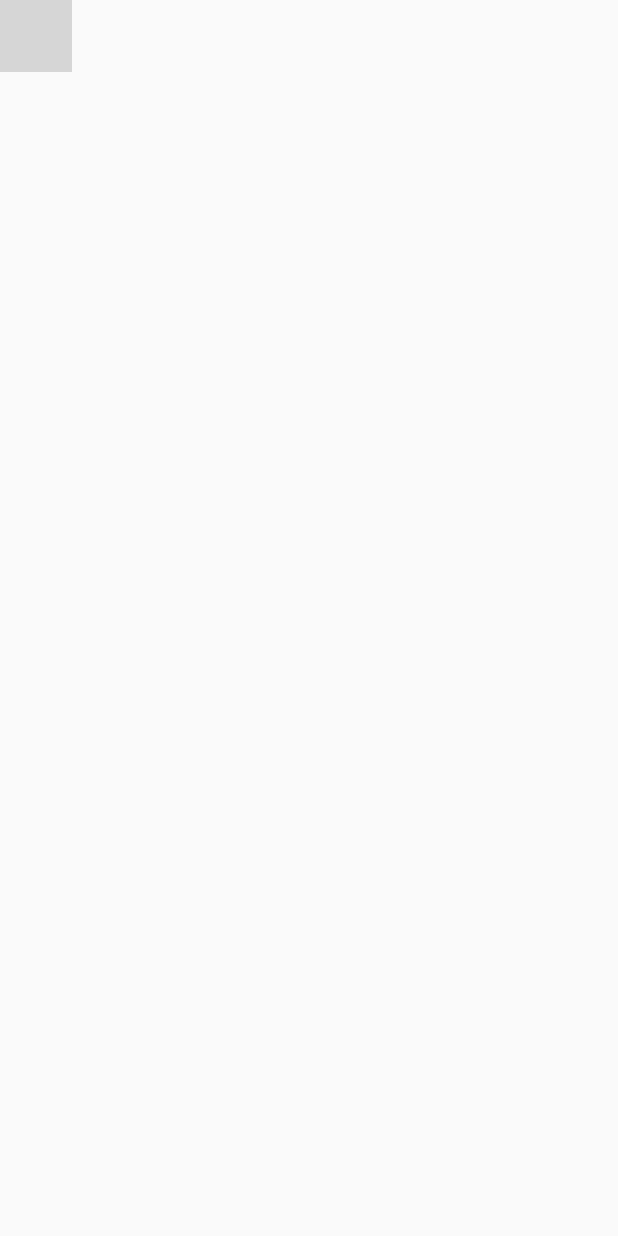
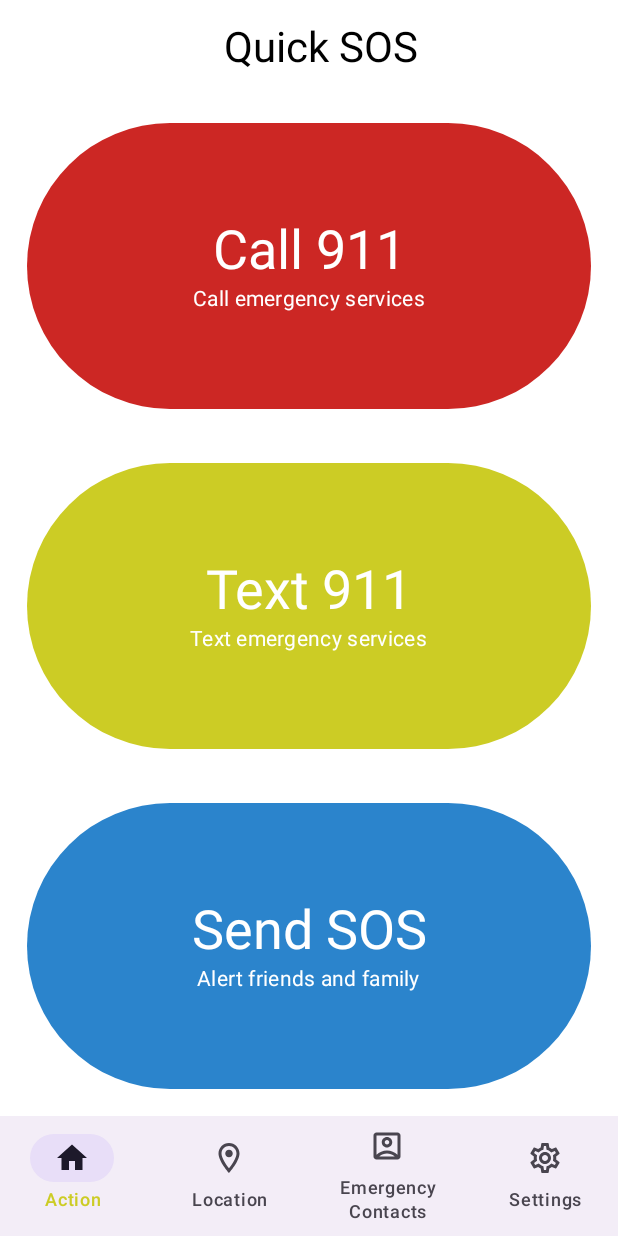
Before and after one commit to TheAndrewNguyen/QuickSOS, an Android app built with Jetpack Compose: the screen it shows after launch (MainActivity), on a phone screen of 412 x 824 dp. Run offline under Robolectric (Android 15) with nearby library versions, the phone set to English and light mode, and no system bars; grey boxes are pictures that could not be loaded.

```diff
--- a/app/src/main/java/com/example/quicksos/MainActivity.kt
+++ b/app/src/main/java/com/example/quicksos/MainActivity.kt
@@ -4,7 +4,7 @@ import android.os.Bundle
 import androidx.activity.ComponentActivity
 import androidx.activity.compose.setContent
 import androidx.activity.enableEdgeToEdge
-import com.example.quicksos.ui.Screens.SOSHomeScreen
+import com.example.quicksos.ui.screens.SOSHomeScreen
 import com.example.quicksos.ui.theme.QuickSOSTheme
 
 class MainActivity : ComponentActivity() {
--- a/app/src/main/java/com/example/quicksos/ui/Backgrounds/TitleContentNavScaffold.kt
+++ b/app/src/main/java/com/example/quicksos/ui/backgrounds/TitleContentNavScaffold.kt
@@ -1,4 +1,4 @@
-package com.example.quicksos.ui.Backgrounds
+package com.example.quicksos.ui.backgrounds
 
 import androidx.compose.foundation.layout.Column
 import androidx.compose.foundation.layout.fillMaxWidth
@@ -13,7 +13,7 @@ import androidx.compose.runtime.Composable
 import androidx.compose.ui.Modifier
 import androidx.compose.ui.text.style.TextAlign
 import androidx.compose.ui.tooling.preview.Preview
-import com.example.quicksos.ui.Features.NavBar
+import com.example.quicksos.ui.components.NavBar
 import com.example.quicksos.ui.theme.QuickSOSTheme
 
 @Composable
--- /dev/null
+++ b/app/src/main/java/com/example/quicksos/ui/components/ActionButtonColumn.kt
@@ -0,0 +1,54 @@
+package com.example.quicksos.ui.components
+
+import androidx.compose.foundation.layout.Column
+import androidx.compose.foundation.layout.fillMaxSize
+import androidx.compose.material3.MaterialTheme
+import androidx.compose.runtime.Composable
+import androidx.compose.ui.Alignment
+import androidx.compose.ui.Modifier
+import androidx.compose.ui.graphics.Color
+import androidx.compose.ui.tooling.preview.Preview
+import com.example.quicksos.ui.theme.QuickSOSTheme
+
+data class ActionButtonData(val color: Color, val text: @Composable () -> Unit)
+
+@Composable
+fun ActionButtonColumn() {
+
+    val actionButtonDataList = listOf(
+        ActionButtonData(
+            color = MaterialTheme.colorScheme.primary,
+            text = { ButtonText("Call 911", "Call emergency services") }
+        ),
+        ActionButtonData(
+            color = MaterialTheme.colorScheme.secondary,
+            text = { ButtonText("Text 911", "Text emergency services") }
+        ),
+        ActionButtonData(
+            color = MaterialTheme.colorScheme.tertiary,
+            text = { ButtonText("Send SOS", "Alert friends and family") }
+        )
+    )
+
+    Column(
+        horizontalAlignment = Alignment.CenterHorizontally,
+        modifier = Modifier
+            .fillMaxSize()
+    ) {
+        actionButtonDataList.forEach { it->
+            ActionButton(
+                Modifier.weight(1f),
+                buttonColor = it.color,
+                buttonText = it.text
+            )
+        }
+    }
+}
+
+@Preview(showBackground = true)
+@Composable
+fun ActionButtonColumnPreview() {
+    QuickSOSTheme(dynamicColor = false){
+        ActionButtonColumn()
+    }
+}
--- a/app/src/main/java/com/example/quicksos/ui/Features/NavigationBar.kt
+++ b/app/src/main/java/com/example/quicksos/ui/components/NavigationBar.kt
@@ -1,4 +1,4 @@
-package com.example.quicksos.ui.Features
+package com.example.quicksos.ui.components
 
 import androidx.compose.material.icons.Icons
 import androidx.compose.material.icons.filled.AccountBox
```
Also changed, not shown: app/src/main/java/com/example/quicksos/ui/components/ActionButton.kt (renamed from app/src/main/java/com/example/quicksos/ui/Features/ActionButton.kt, +1 -47 lines), app/src/main/java/com/example/quicksos/ui/screens/SOSHomeScreen.kt (renamed from app/src/main/java/com/example/quicksos/ui/Screens/SOSHomeScreen.kt, +4 -4 lines).
